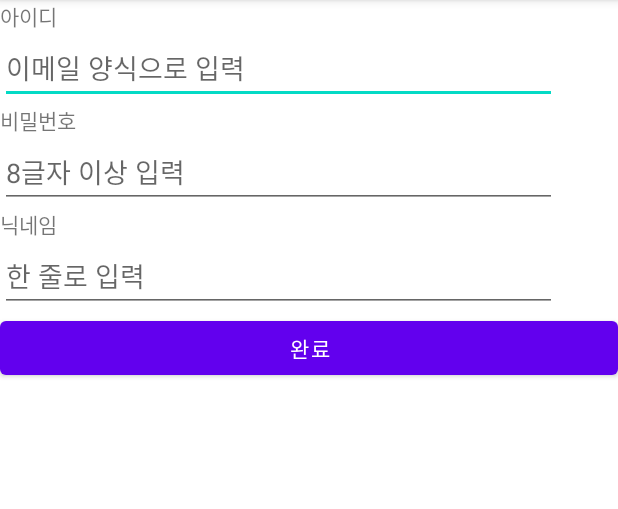
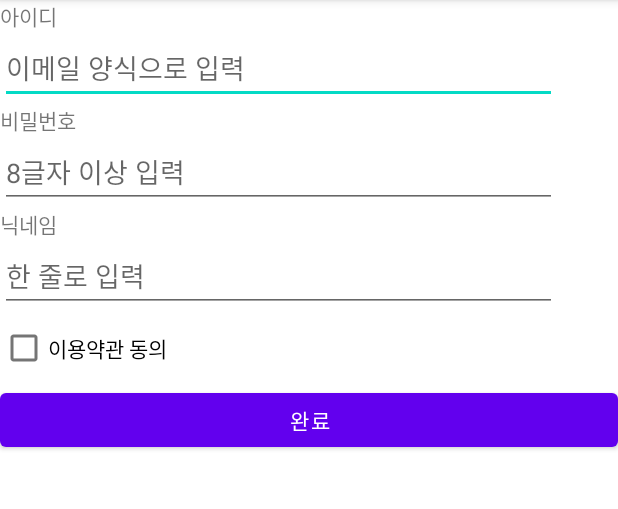
Before and after one commit to Sohee0428/SignUpUIPractice_Sohee, an Android app: the screen it shows after launch (MainActivity), on a phone screen of 412 x 824 dp, the part 84-593 px from its top. Run offline under Robolectric (Android 15) with nearby library versions, the phone set to English and light mode, and no system bars.

```diff
--- a/app/src/main/res/layout/activity_main.xml
+++ b/app/src/main/res/layout/activity_main.xml
@@ -52,6 +52,14 @@
         android:imeOptions="actionDone"/>
 
 
+
+    <CheckBox
+        android:layout_width="wrap_content"
+        android:layout_height="wrap_content"
+        android:checked="false"
+        android:text="이용약관 동의"/>
+
+
     <Button
         android:layout_width="match_parent"
         android:layout_height="wrap_content"
```
